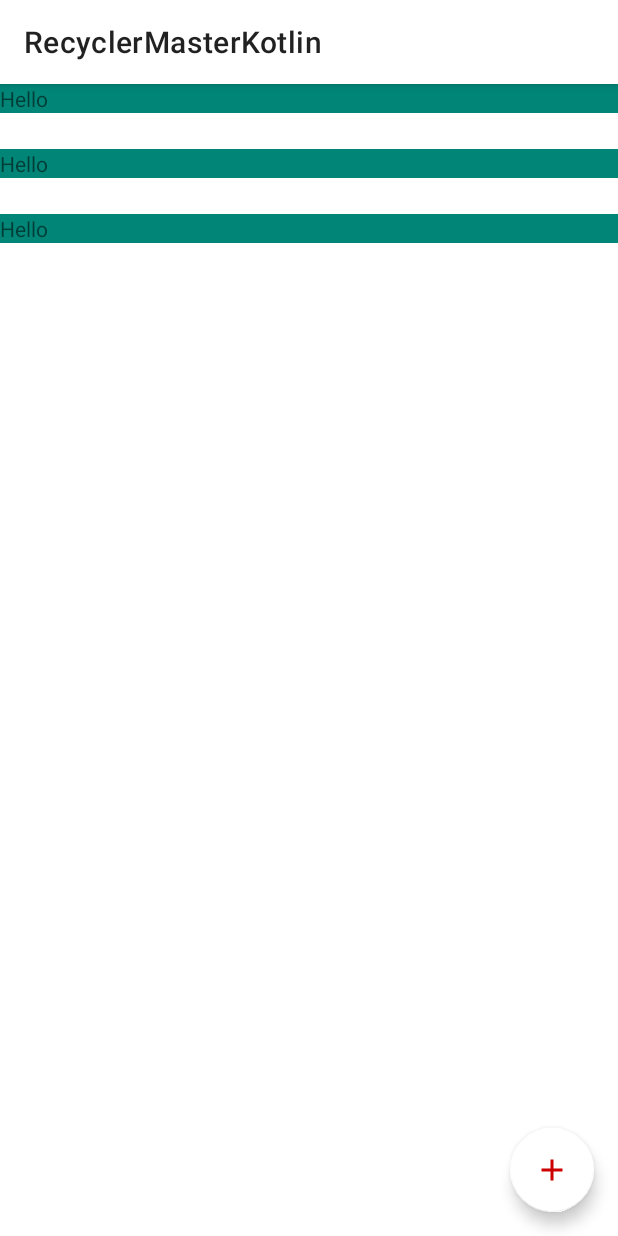
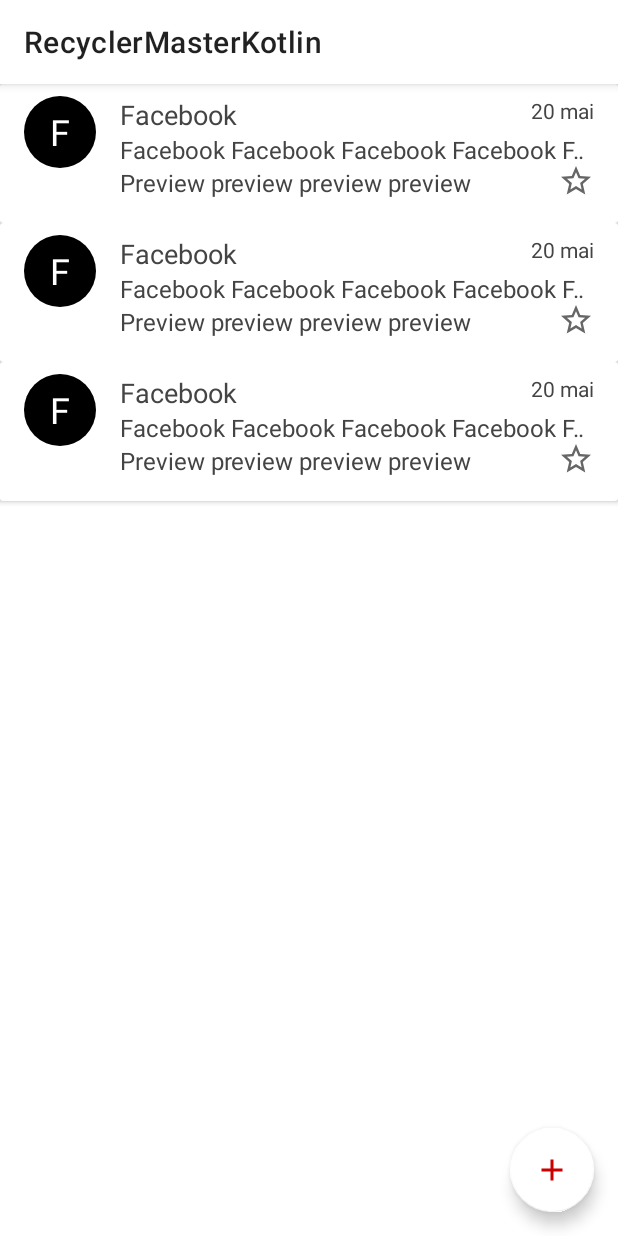
Before and after one commit to deyvsonaguiar/RecyclerViewFakeGmail, an Android app: the layout activity_main.xml on its own in the app's theme, with its tools: preview values and no code run, on a phone screen of 412 x 824 dp. Run offline under Robolectric (Android 15) with nearby library versions, the phone set to English and light mode, and no system bars.

Commit message:
layout de lista email_item.xml

```diff
--- /dev/null
+++ b/app/src/main/res/drawable/card_view_bg.xml
@@ -0,0 +1,6 @@
+<?xml version="1.0" encoding="utf-8"?>
+<shape xmlns:android="http://schemas.android.com/apk/res/android">
+
+    <solid android:color="@android:color/white"/>
+    <corners android:radius="32dp"/>
+</shape>
--- /dev/null
+++ b/app/src/main/res/drawable/circle.xml
@@ -0,0 +1,9 @@
+<?xml version="1.0" encoding="utf-8"?>
+<shape
+    xmlns:android="http://schemas.android.com/apk/res/android"
+    android:shape="oval"
+    >
+
+    <solid android:color="@android:color/black"/>
+    <corners android:radius="48dp"/>
+</shape>
--- /dev/null
+++ b/app/src/main/res/drawable/ic_baseline_star_border_24.xml
@@ -0,0 +1,10 @@
+<vector xmlns:android="http://schemas.android.com/apk/res/android"
+    android:width="24dp"
+    android:height="24dp"
+    android:viewportWidth="24"
+    android:viewportHeight="24"
+    android:tint="?attr/colorControlNormal">
+  <path
+      android:fillColor="@android:color/white"
+      android:pathData="M22,9.24l-7.19,-0.62L12,2 9.19,8.63 2,9.24l5.46,4.73L5.82,21 12,17.27 18.18,21l-1.63,-7.03L22,9.24zM12,15.4l-3.76,2.27 1,-4.28 -3.32,-2.88 4.38,-0.38L12,6.1l1.71,4.04 4.38,0.38 -3.32,2.88 1,4.28L12,15.4z"/>
+</vector>
--- a/app/src/main/res/layout/activity_main.xml
+++ b/app/src/main/res/layout/activity_main.xml
@@ -36,14 +36,13 @@
         android:id="@+id/fab"
         android:layout_width="wrap_content"
         android:layout_height="wrap_content"
-        android:src="@drawable/add"
         android:layout_alignParentEnd="true"
         android:layout_alignParentBottom="true"
         android:layout_marginEnd="16dp"
         android:layout_marginBottom="16dp"
+        android:src="@drawable/add"
         app:backgroundTint="@android:color/white"
-        app:tint="@android:color/holo_red_dark"
         app:rippleColor="@android:color/darker_gray"
-        />
+        app:tint="@android:color/holo_red_dark" />
 
 </RelativeLayout>
--- a/app/src/main/res/layout/email_item.xml
+++ b/app/src/main/res/layout/email_item.xml
@@ -1,16 +1,94 @@
 <?xml version="1.0" encoding="utf-8"?>
-<LinearLayout xmlns:android="http://schemas.android.com/apk/res/android"
+<androidx.cardview.widget.CardView
+    xmlns:android="http://schemas.android.com/apk/res/android"
     android:layout_width="match_parent"
     android:layout_height="wrap_content"
     xmlns:tools="http://schemas.android.com/tools"
-    tools:showIn="@layout/activity_main">
+    tools:showIn="@layout/activity_main"
+    android:background="@drawable/card_view_bg">
 
-    <TextView
+    <RelativeLayout
         android:layout_width="match_parent"
         android:layout_height="wrap_content"
-        android:text="Hello"
-        android:background="@color/colorPrimary"
-        android:layout_marginBottom="24dp"
+        android:layout_marginStart="16dp"
+        android:layout_marginEnd="16dp"
+        android:layout_marginTop="8dp"
+        android:layout_marginBottom="16dp"
+        >
+
+        <TextView
+        android:layout_width="48dp"
+        android:layout_height="48dp"
+        android:id="@+id/txt_icon"
+        android:textSize="24sp"
+        android:textColor="@android:color/white"
+        android:background="@drawable/circle"
+        android:gravity="center"
+        tools:text="F"
         />
 
-</LinearLayout>
+        <TextView
+            android:id="@+id/txt_user"
+            android:layout_width="match_parent"
+            android:layout_height="wrap_content"
+            android:textSize="18dp"
+            android:textColor="@color/darkGray"
+            tools:text="Facebook"
+            android:layout_marginStart="16dp"
+            android:layout_toEndOf="@id/txt_icon"
+            android:layout_alignTop="@id/txt_icon"
+            android:layout_toStartOf="@id/txt_date"
+            />
+
+        <TextView
+            android:id="@+id/txt_subject"
+            android:layout_width="match_parent"
+            android:layout_height="wrap_content"
+            android:textSize="16dp"
+            android:textColor="@color/darkGray"
+            tools:text="Facebook Facebook Facebook Facebook Facebook Facebook Facebook Facebook Facebook "
+            android:layout_below="@id/txt_user"
+            android:layout_alignStart="@id/txt_user"
+            android:ellipsize="marquee"
+            android:singleLine="true"
+            />
+
+        <TextView
+            android:id="@+id/txt_preview"
+            android:layout_width="match_parent"
+            android:layout_height="wrap_content"
+            android:textSize="16dp"
+            android:textColor="@color/darkGray"
+            android:text="Preview preview preview preview"
+            android:layout_below="@id/txt_subject"
+            android:layout_alignStart="@id/txt_subject"
+            android:ellipsize="marquee"
+            android:singleLine="true"
+            android:layout_marginEnd="24dp"
+            />
+
+        <TextView
+            android:id="@+id/txt_date"
+            android:layout_width="wrap_content"
+            android:layout_height="wrap_content"
+            android:textColor="@color/darkGray"
+            android:text="20 mai"
+            android:ellipsize="marquee"
+            android:singleLine="true"
+            android:layout_alignParentTop="true"
+            android:layout_alignParentEnd="true"
+            />
+
+        <ImageView
+            android:id="@+id/img_star"
+            android:src="@drawable/ic_baseline_star_border_24"
+            android:layout_width="wrap_content"
+            android:layout_height="wrap_content"
+            android:layout_alignParentEnd="true"
+            android:layout_alignParentBottom="true"
+            tools:ignore="ContentDescription" />
+
+
+    </RelativeLayout>
+
+</androidx.cardview.widget.CardView>
--- a/app/src/main/res/values/colors.xml
+++ b/app/src/main/res/values/colors.xml
@@ -11,4 +11,5 @@
     <color name="purple_700">#FF3700B3</color>
     <color name="teal_200">#FF03DAC5</color>
     <color name="teal_700">#FF018786</color>
+    <color name="darkGray">#FF444444</color>
 </resources>
```
